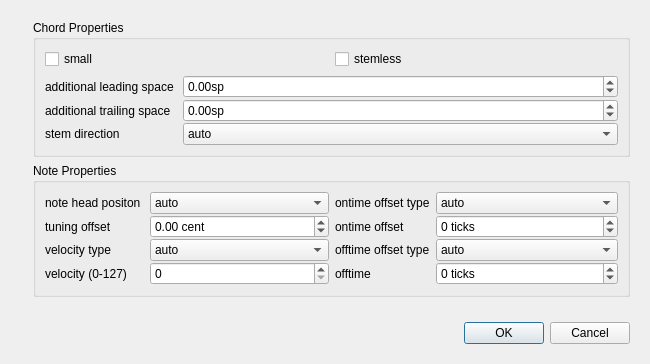
Above: mscore/mscore/chordproperties.ui from musescore/musescore-old before the change. Below: the same form after it.
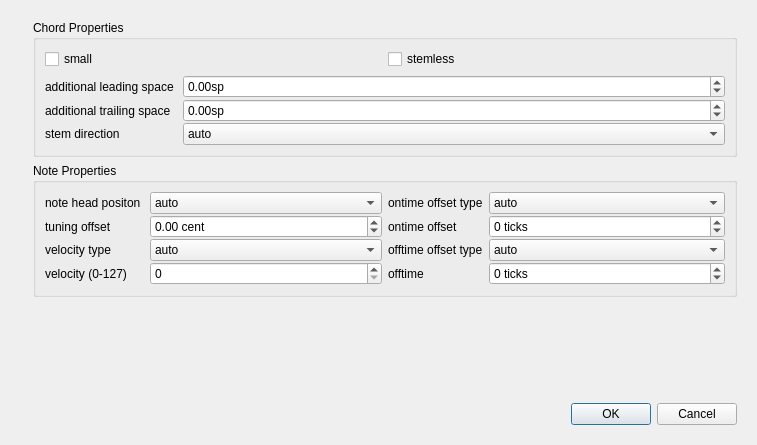
That is the form after the change. Icons and pictures are not drawn.

The edit to the form file:
```diff
--- a/mscore/mscore/chordproperties.ui
+++ b/mscore/mscore/chordproperties.ui
@@ -6,8 +6,8 @@
    <rect>
     <x>0</x>
     <y>0</y>
-    <width>650</width>
-    <height>364</height>
+    <width>757</width>
+    <height>445</height>
    </rect>
   </property>
   <property name="windowTitle">
```
